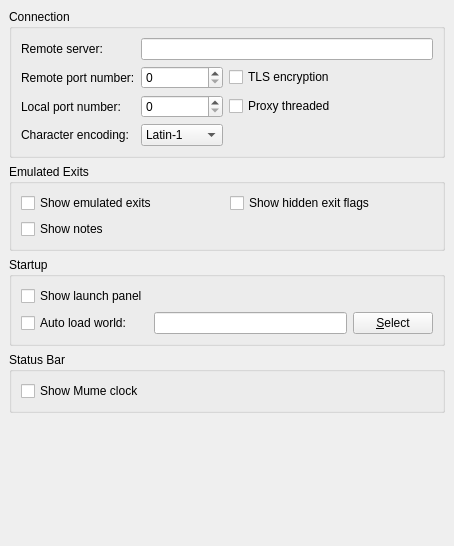
Old version of the form src/preferences/generalpage.ui in the repository MUME/MMapper.
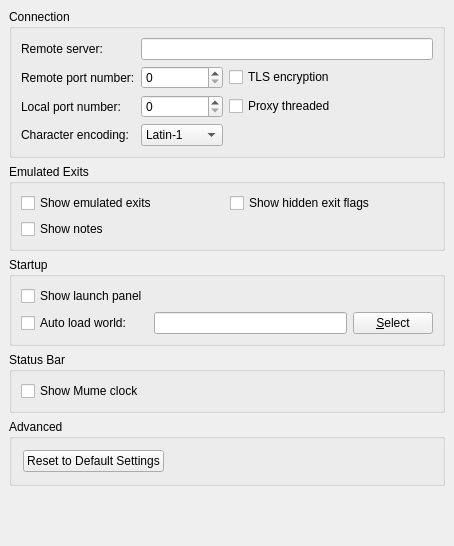
New version of the form.

Commit message: Introduced button to perform factory reset

What changed in the file:
```diff
--- a/src/preferences/generalpage.ui
+++ b/src/preferences/generalpage.ui
@@ -330,6 +330,35 @@
      </layout>
     </widget>
    </item>
+   <item>
+    <widget class="QGroupBox" name="groupBox_2">
+     <property name="title">
+      <string>Advanced</string>
+     </property>
+     <layout class="QGridLayout" name="gridLayout">
+      <item row="0" column="0">
+       <widget class="QPushButton" name="configurationResetButton">
+        <property name="text">
+         <string>Reset to Default Settings</string>
+        </property>
+       </widget>
+      </item>
+      <item row="0" column="1">
+       <spacer name="horizontalSpacer_2">
+        <property name="orientation">
+         <enum>Qt::Horizontal</enum>
+        </property>
+        <property name="sizeHint" stdset="0">
+         <size>
+          <width>40</width>
+          <height>20</height>
+         </size>
+        </property>
+       </spacer>
+      </item>
+     </layout>
+    </widget>
+   </item>
    <item>
     <spacer name="verticalSpacer">
      <property name="orientation">
```
The commit also changes 3 other files.
